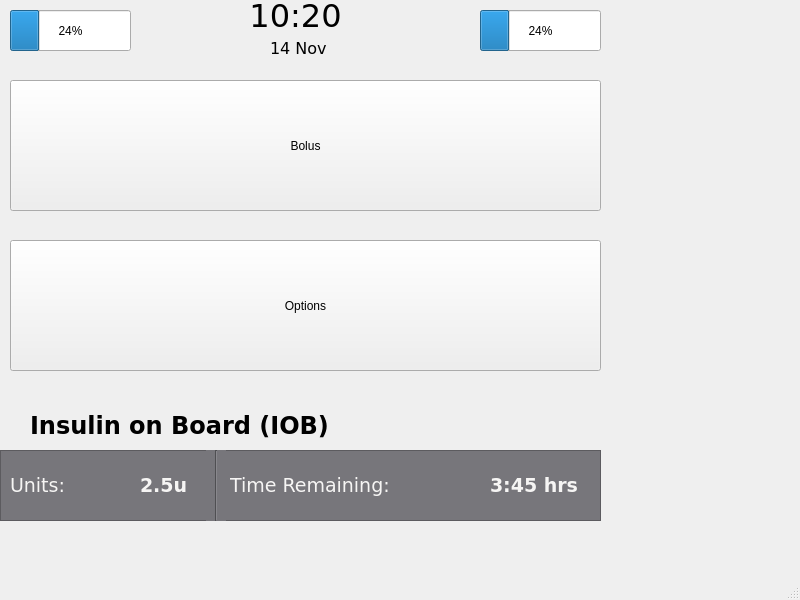
First picture: the form in tslimSim/mainwindow.ui, repository Chenguku/t-slim-Insulin-Pump, before the edit.
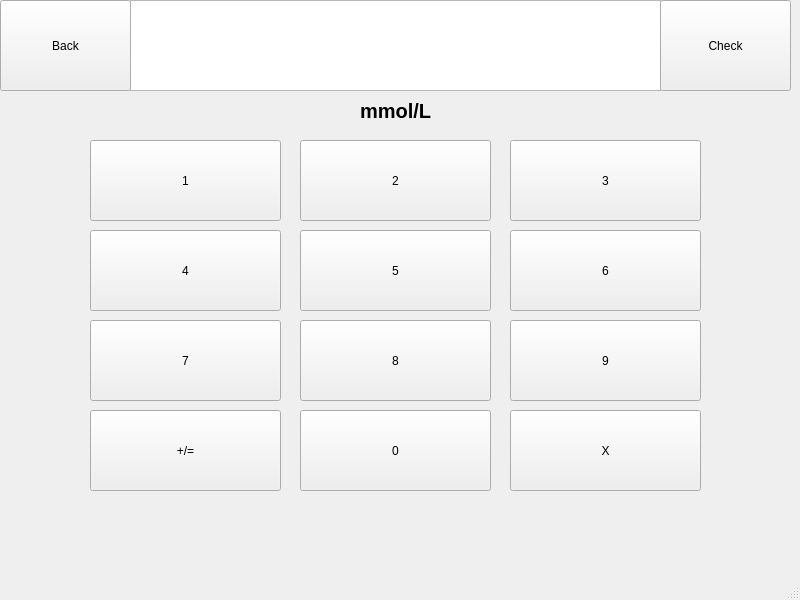
Second picture: the form after the edit. The open tabs and pages were chosen to show the change.

What changed in the file:
```diff
--- a/tslimSim/mainwindow.ui
+++ b/tslimSim/mainwindow.ui
@@ -624,7 +624,220 @@
       </property>
      </widget>
     </widget>
-    <widget class="QWidget" name="page_5"/>
+    <widget class="QWidget" name="Glucose">
+     <widget class="QPushButton" name="numberButton_19">
+      <property name="geometry">
+       <rect>
+        <x>510</x>
+        <y>320</y>
+        <width>191</width>
+        <height>81</height>
+       </rect>
+      </property>
+      <property name="text">
+       <string>9</string>
+      </property>
+     </widget>
+     <widget class="QPushButton" name="numberButton_16">
+      <property name="geometry">
+       <rect>
+        <x>90</x>
+        <y>320</y>
+        <width>191</width>
+        <height>81</height>
+       </rect>
+      </property>
+      <property name="text">
+       <string>7</string>
+      </property>
+     </widget>
+     <widget class="QPushButton" name="numberButton_10">
+      <property name="geometry">
+       <rect>
+        <x>300</x>
+        <y>140</y>
+        <width>191</width>
+        <height>81</height>
+       </rect>
+      </property>
+      <property name="text">
+       <string>2</string>
+      </property>
+     </widget>
+     <widget class="QPushButton" name="XButton_2">
+      <property name="geometry">
+       <rect>
+        <x>510</x>
+        <y>410</y>
+        <width>191</width>
+        <height>81</height>
+       </rect>
+      </property>
+      <property name="text">
+       <string>X</string>
+      </property>
+     </widget>
+     <widget class="QPushButton" name="numberButton_14">
+      <property name="geometry">
+       <rect>
+        <x>90</x>
+        <y>230</y>
+        <width>191</width>
+        <height>81</height>
+       </rect>
+      </property>
+      <property name="text">
+       <string>4</string>
+      </property>
+     </widget>
+     <widget class="QTextEdit" name="textEdit_3">
+      <property name="geometry">
+       <rect>
+        <x>130</x>
+        <y>0</y>
+        <width>531</width>
+        <height>91</height>
+       </rect>
+      </property>
+     </widget>
+     <widget class="QPushButton" name="numberButton_11">
+      <property name="geometry">
+       <rect>
+        <x>300</x>
+        <y>320</y>
+        <width>191</width>
+        <height>81</height>
+       </rect>
+      </property>
+      <property name="text">
+       <string>8</string>
+      </property>
+     </widget>
+     <widget class="QLabel" name="unitsLabel_4">
+      <property name="geometry">
+       <rect>
+        <x>360</x>
+        <y>100</y>
+        <width>91</width>
+        <height>21</height>
+       </rect>
+      </property>
+      <property name="font">
+       <font>
+        <pointsize>15</pointsize>
+        <weight>75</weight>
+        <bold>true</bold>
+       </font>
+      </property>
+      <property name="text">
+       <string>mmol/L</string>
+      </property>
+     </widget>
+     <widget class="QPushButton" name="numberButton_15">
+      <property name="geometry">
+       <rect>
+        <x>300</x>
+        <y>230</y>
+        <width>191</width>
+        <height>81</height>
+       </rect>
+      </property>
+      <property name="text">
+       <string>5</string>
+      </property>
+     </widget>
+     <widget class="QPushButton" name="plusButton_2">
+      <property name="geometry">
+       <rect>
+        <x>90</x>
+        <y>410</y>
+        <width>191</width>
+        <height>81</height>
+       </rect>
+      </property>
+      <property name="text">
+       <string>+/=</string>
+      </property>
+     </widget>
+     <widget class="QPushButton" name="numberButton_13">
+      <property name="geometry">
+       <rect>
+        <x>300</x>
+        <y>410</y>
+        <width>191</width>
+        <height>81</height>
+       </rect>
+      </property>
+      <property name="text">
+       <string>0</string>
+      </property>
+     </widget>
+     <widget class="QPushButton" name="backButton_3">
+      <property name="geometry">
+       <rect>
+        <x>0</x>
+        <y>0</y>
+        <width>131</width>
+        <height>91</height>
+       </rect>
+      </property>
+      <property name="text">
+       <string>Back</string>
+      </property>
+     </widget>
+     <widget class="QPushButton" name="checkButton_3">
+      <property name="geometry">
+       <rect>
+        <x>660</x>
+        <y>0</y>
+        <width>131</width>
+        <height>91</height>
+       </rect>
+      </property>
+      <property name="text">
+       <string>Check</string>
+      </property>
+     </widget>
+     <widget class="QPushButton" name="numberButton_12">
+      <property name="geometry">
+       <rect>
+        <x>510</x>
+        <y>230</y>
+        <width>191</width>
+        <height>81</height>
+       </rect>
+      </property>
+      <property name="text">
+       <string>6</string>
+      </property>
+     </widget>
+     <widget class="QPushButton" name="numberButton_17">
+      <property name="geometry">
+       <rect>
+        <x>90</x>
+        <y>140</y>
+        <width>191</width>
+        <height>81</height>
+       </rect>
+      </property>
+      <property name="text">
+       <string>1</string>
+      </property>
+     </widget>
+     <widget class="QPushButton" name="numberButton_18">
+      <property name="geometry">
+       <rect>
+        <x>510</x>
+        <y>140</y>
+        <width>191</width>
+        <height>81</height>
+       </rect>
+      </property>
+      <property name="text">
+       <string>3</string>
+      </property>
+     </widget>
+    </widget>
    </widget>
   </widget>
   <widget class="QMenuBar" name="menubar">
```
Left out of the diff: 2 changed lines with no effect on the pictures.
